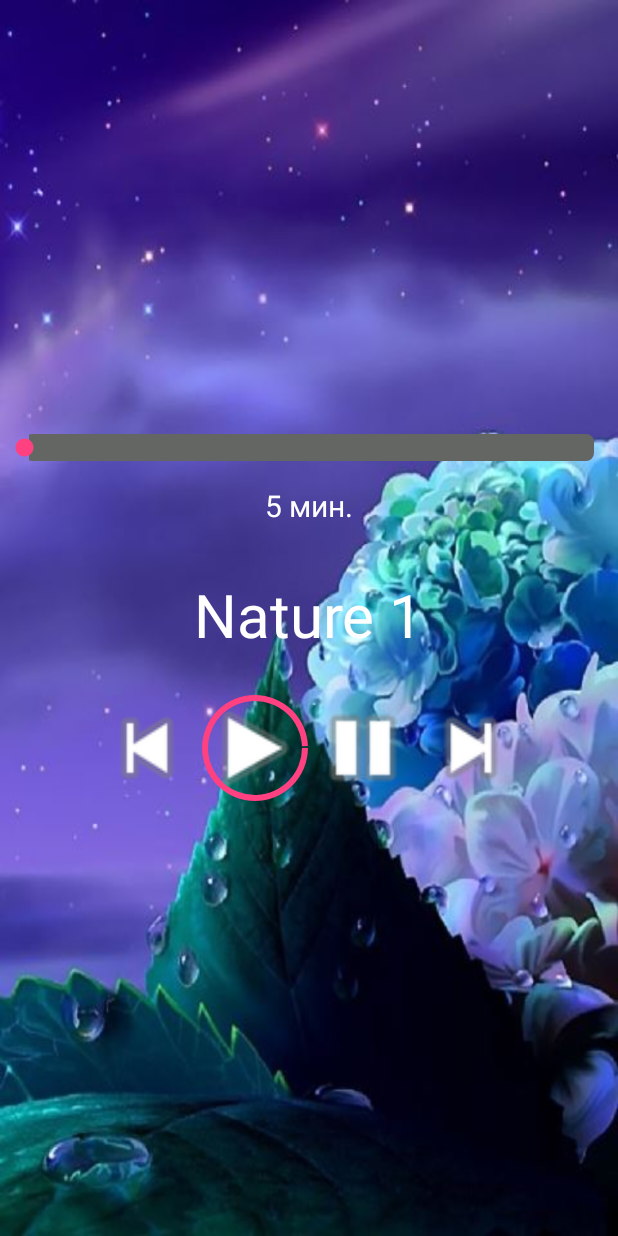
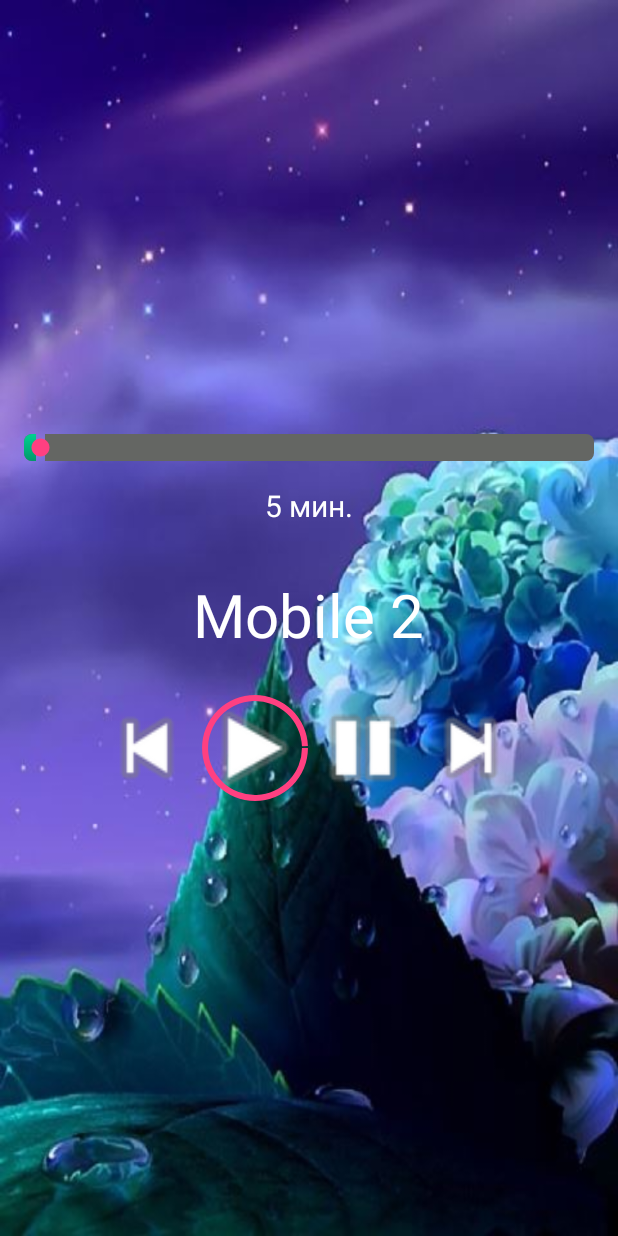
Before and after one commit to mihanic89/lullababy, an Android app: the screen it shows after launch (MainActivity), after a tap on an icon or button, on a phone screen of 412 x 824 dp. Run offline under Robolectric (Android 15) with nearby library versions, the light colour scheme and no system bars; our stand-ins replace AdMob; 1 other tap on this screen came first.

Commit message:
создание дизайна 1

```diff
--- a/app/src/main/java/com/yamilab/lullababy/MainActivity.java
+++ b/app/src/main/java/com/yamilab/lullababy/MainActivity.java
@@ -2,6 +2,7 @@ package com.yamilab.lullababy;
 
 
 import android.animation.ObjectAnimator;
+import android.content.SharedPreferences;
 import android.os.Bundle;
 import android.os.CountDownTimer;
 import android.support.v7.app.AppCompatActivity;
@@ -26,13 +27,15 @@ public class MainActivity extends AppCompatActivity {
 
     private ObjectAnimator animation;
 
-    private int melodyIndex=1;
+    private int melodyIndex, defValue=0;
 
-    private int timer=300000;
+    private int timer;
 
     private SeekBar timerControl= null;
 
     CountDownTimer cTimer=null;
+
+    SharedPreferences sPref;
 
 
     @Override
@@ -40,6 +43,11 @@ public class MainActivity extends AppCompatActivity {
         super.onCreate(savedInstanceState);
         this.requestWindowFeature(Window.FEATURE_NO_TITLE);
         setContentView(R.layout.activity_main);
+
+
+        sPref = getPreferences(MODE_PRIVATE);
+        melodyIndex = sPref.getInt("melody",0);
+        timer = sPref.getInt("timer",300000);
 
         //реклама
         // Load an ad into the AdMob banner view.
@@ -57,9 +65,13 @@ public class MainActivity extends AppCompatActivity {
                 getResources().getStringArray(R.array.melody_array);
 
         textMelody.setText(data_melody[melodyIndex]);
+
         textTimer.setText(timer/60000+ " мин.");
 
+
+
         timerControl = (SeekBar) findViewById(R.id.timer_bar);
+        timerControl.setProgress(timer/60000);
 
         timerControl.setOnSeekBarChangeListener(new SeekBar.OnSeekBarChangeListener() {
             @Override
@@ -102,6 +114,13 @@ public class MainActivity extends AppCompatActivity {
             public void onClick(View v) {
                 cancelTimer();
                 animation.setDuration (timer); //in milliseconds
+
+                sPref = getPreferences(MODE_PRIVATE);
+                SharedPreferences.Editor ed = sPref.edit();
+                ed.putInt("melody",melodyIndex );
+                ed.putInt("timer",timer );
+                ed.commit();
+
                 startTimer(timer);
                 animation.start();
             }
```
